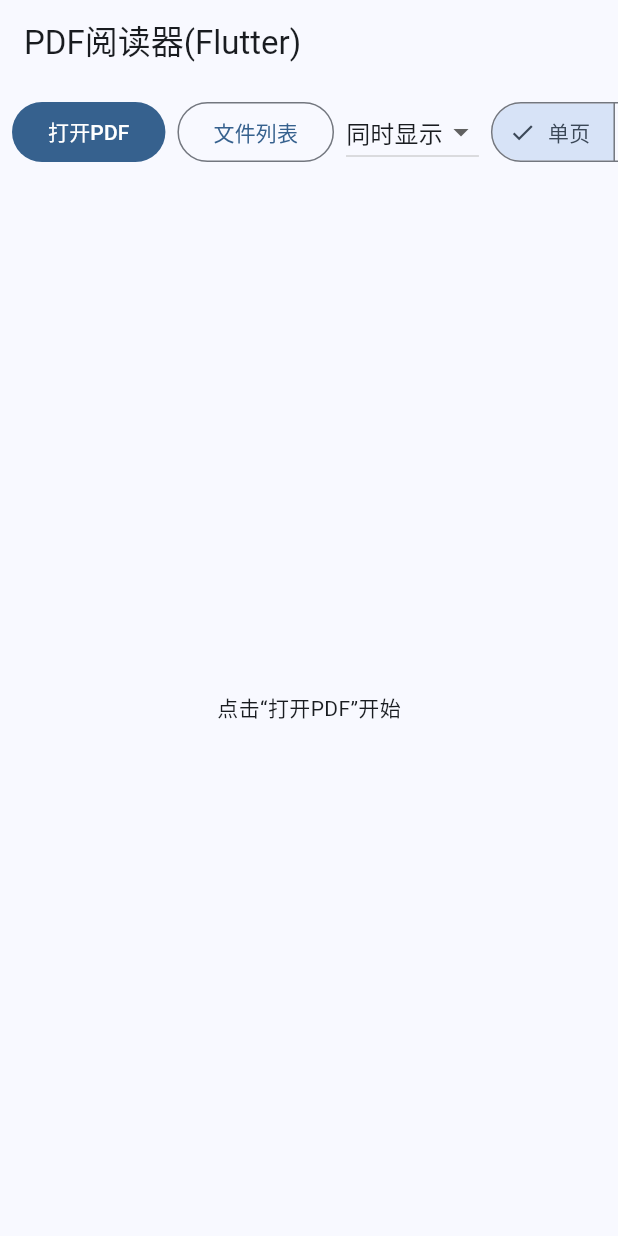
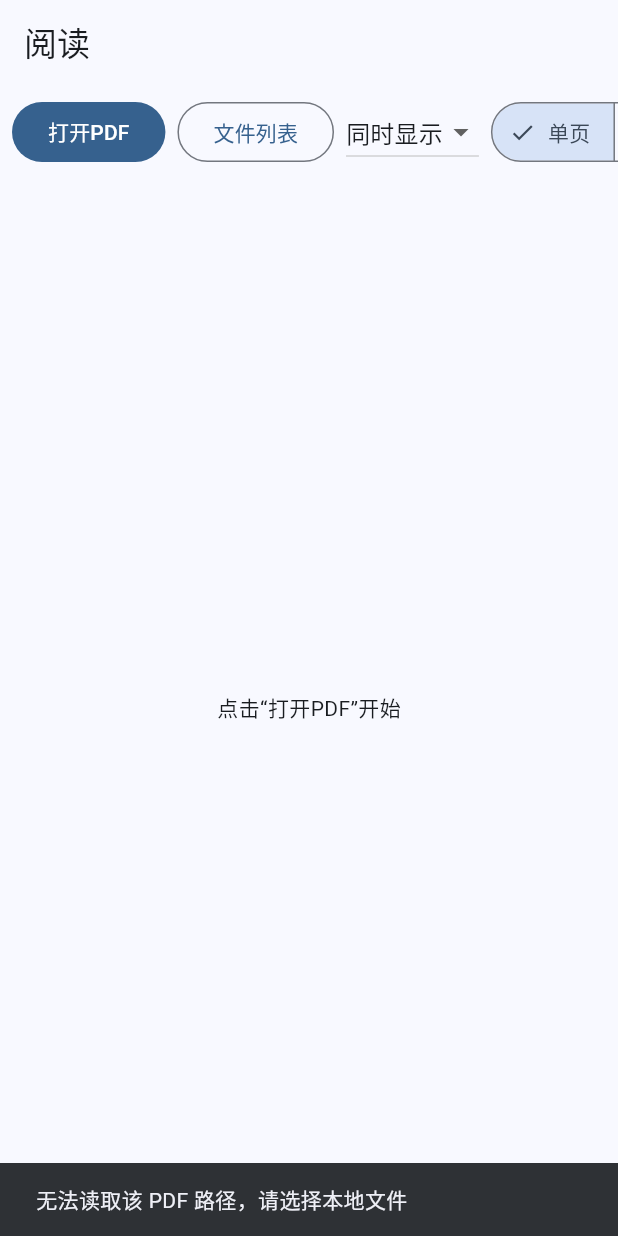
Before and after one commit to ew010/reader, a Flutter app: the screen it shows after launch, after a tap on "打开PDF", on a phone screen of 412 x 824 dp. Run offline on Flutter 3.47's test engine with Material 3 defaults, Android fonts, the phone set to English and light mode, and no system bars; our stand-ins replace file_picker; missing offline and left inert: pdfx.

Commit message:
chore: rebrand app id/name and update launcher icons

```diff
--- a/lib/main.dart
+++ b/lib/main.dart
@@ -13,7 +13,7 @@ class PdfReaderApp extends StatelessWidget {
   Widget build(BuildContext context) {
     return MaterialApp(
       debugShowCheckedModeBanner: false,
-      title: 'PDF阅读器(Flutter)',
+      title: '阅读',
       theme: ThemeData(useMaterial3: true, colorSchemeSeed: Colors.blue),
       home: const PdfReaderPage(),
     );
--- a/lib/pages/pdf_reader_page.dart
+++ b/lib/pages/pdf_reader_page.dart
@@ -5,6 +5,7 @@ import 'dart:typed_data';
 import 'package:file_picker/file_picker.dart';
 import 'package:flutter/material.dart';
 import 'package:path/path.dart' as p;
+import 'package:path_provider/path_provider.dart';
 import 'package:pdfx/pdfx.dart';
 
 import '../models/annotation.dart';
@@ -102,6 +103,8 @@ class _PdfReaderPageState extends State<PdfReaderPage> {
   List<LibraryFolder> _libraryFolders = [];
   String? _selectedFolderId;
   bool _libraryReady = false;
+  String? _libraryFilePathCache;
+  String? _libraryDataDirPath;
   final Map<String, MindMapNode> _mindMapNodes = {
     'root': const MindMapNode(
       id: 'root',
@@ -131,6 +134,11 @@ class _PdfReaderPageState extends State<PdfReaderPage> {
       allowedExtensions: ['pdf'],
     );
     if (result == null || result.files.single.path == null) {
+      if (mounted) {
+        ScaffoldMessenger.of(context).showSnackBar(
+          const SnackBar(content: Text('无法读取该 PDF 路径，请选择本地文件')),
+        );
+      }
       return;
     }
 
@@ -138,7 +146,26 @@ class _PdfReaderPageState extends State<PdfReaderPage> {
   }
 
   Future<void> _openPdfPath(String path) async {
-    final doc = await PdfDocument.openFile(path);
+    if (!await File(path).exists()) {
+      if (mounted) {
+        ScaffoldMessenger.of(context).showSnackBar(
+          SnackBar(content: Text('文件不存在或不可访问: $path')),
+        );
+      }
+      return;
+    }
+
+    late final PdfDocument doc;
+    try {
+      doc = await PdfDocument.openFile(path);
+    } catch (e) {
+      if (mounted) {
+        ScaffoldMessenger.of(context).showSnackBar(
+          SnackBar(content: Text('打开 PDF 失败: $e')),
+        );
+      }
+      return;
+    }
     final paths = _storageService.buildPaths(path);
     await _storageService.ensureScreenshotDir(paths.screenshotDir);
 
@@ -174,9 +201,26 @@ class _PdfReaderPageState extends State<PdfReaderPage> {
     if (mounted) setState(() {});
   }
 
-  String get _libraryFilePath {
-    final home = Platform.environment['HOME'] ?? '.';
-    return p.join(home, '.reader_library.json');
+  Future<String> _getLibraryFilePath() async {
+    if (_libraryFilePathCache != null) return _libraryFilePathCache!;
+
+    Directory baseDir;
+    if (Platform.isAndroid) {
+      final externalDocs = await getExternalStorageDirectories(type: StorageDirectory.documents);
+      if (externalDocs != null && externalDocs.isNotEmpty) {
+        baseDir = externalDocs.first;
+      } else {
+        baseDir = (await getExternalStorageDirectory()) ?? await getApplicationDocumentsDirectory();
+      }
+    } else {
+      baseDir = await getApplicationDocumentsDirectory();
+    }
+
+    final dataDir = Directory(p.join(baseDir.path, 'ReaderData'));
+    await dataDir.create(recursive: true);
+    _libraryDataDirPath = dataDir.path;
+    _libraryFilePathCache = p.join(dataDir.path, 'library.json');
+    return _libraryFilePathCache!;
   }
 
   Future<void> _initLibrary() async {
@@ -198,7 +242,8 @@ class _PdfReaderPageState extends State<PdfReaderPage> {
   }
 
   Future<void> _loadLibrary() async {
-    final file = File(_libraryFilePath);
+    final filePath = await _getLibraryFilePath();
+    final file = File(filePath);
     if (!await file.exists()) {
       _libraryFolders = [];
       return;
@@ -219,11 +264,12 @@ class _PdfReaderPageState extends State<PdfReaderPage> {
   }
 
   Future<void> _saveLibrary() async {
+    final filePath = await _getLibraryFilePath();
     final data = {
       'selectedFolderId': _selectedFolderId,
       'folders': _libraryFolders.map((f) => f.toJson()).toList(),
     };
-    await File(_libraryFilePath).writeAsString(const JsonEncoder.withIndent('  ').convert(data));
+    await File(filePath).writeAsString(const JsonEncoder.withIndent('  ').convert(data));
   }
 
   Future<void> _createFolder() async {
@@ -506,6 +552,20 @@ class _PdfReaderPageState extends State<PdfReaderPage> {
     }
   }
 
+  Future<void> _manualClearPickerTempFiles() async {
+    bool? cleared;
+    try {
+      cleared = await FilePicker.platform.clearTemporaryFiles();
+    } catch (_) {
+      cleared = null;
+    }
+    if (!mounted) return;
+    final text = (cleared == true)
+        ? '临时文件清理完成'
+        : '当前平台不支持或没有可清理的临时文件';
+    ScaffoldMessenger.of(context).showSnackBar(SnackBar(content: Text(text)));
+  }
+
   Future<void> _editScreenshotNote(ScreenshotItem item) async {
     final controller = TextEditingController(text: item.note);
     final ok = await showDialog<bool>(
@@ -679,7 +739,7 @@ class _PdfReaderPageState extends State<PdfReaderPage> {
 
     return Scaffold(
       appBar: AppBar(
-        title: Text(_pdfPath == null ? 'PDF阅读器(Flutter)' : 'PDF阅读器 - ${p.basename(_pdfPath!)}'),
+        title: Text(_pdfPath == null ? '阅读' : '阅读 - ${p.basename(_pdfPath!)}'),
       ),
       body: Column(
         children: [
@@ -904,9 +964,24 @@ class _PdfReaderPageState extends State<PdfReaderPage> {
                 onPressed: _addFileToSelectedFolder,
                 icon: const Icon(Icons.note_add_outlined),
               ),
+              IconButton(
+                tooltip: '清理临时文件',
+                onPressed: _manualClearPickerTempFiles,
+                icon: const Icon(Icons.cleaning_services_outlined),
+              ),
             ],
           ),
         ),
+        if (_libraryDataDirPath != null)
+          Padding(
+            padding: const EdgeInsets.fromLTRB(12, 0, 12, 6),
+            child: Text(
+              '数据目录: $_libraryDataDirPath',
+              maxLines: 1,
+              overflow: TextOverflow.ellipsis,
+              style: Theme.of(context).textTheme.bodySmall,
+            ),
+          ),
         const Divider(height: 1),
         Expanded(
           child: ListView.builder(
```
Also changed, not shown: pubspec.yaml (+21 -1 lines), pubspec.lock, 57 other files.
